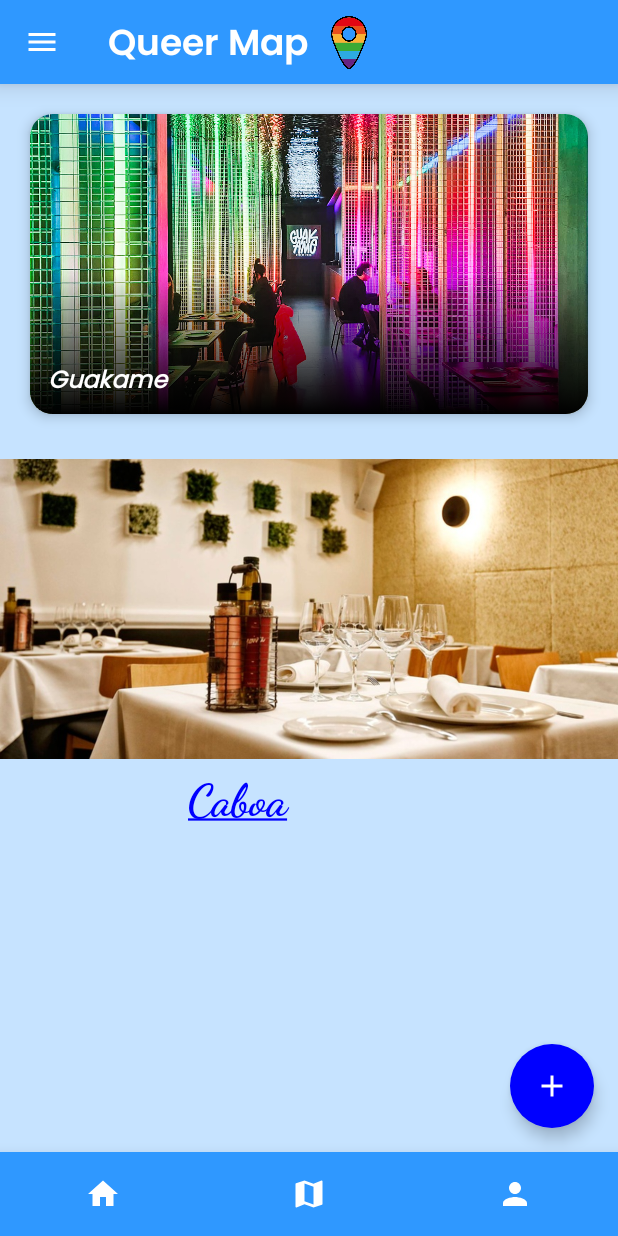
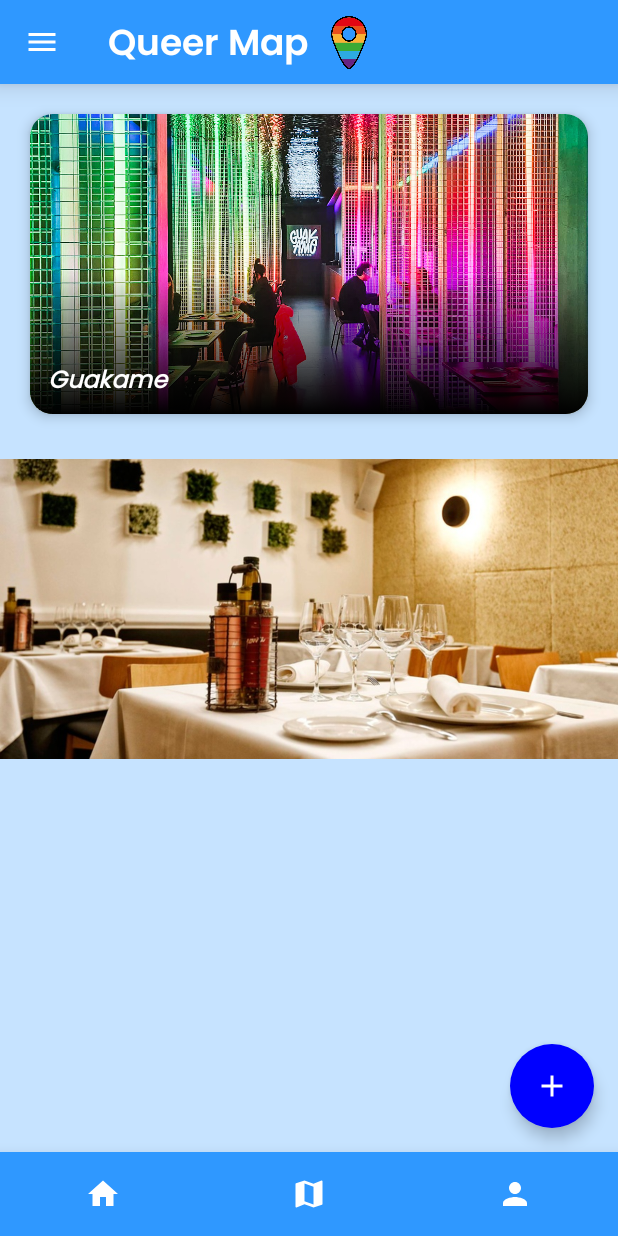
Before and after one commit to Lykamad/Queer-Map, an Android app built with Jetpack Compose: the inicio screen opened through its navigation route, on a phone screen of 412 x 824 dp. Run offline under Robolectric (Android 15) with nearby library versions, the phone set to English and light mode, and no system bars; our stand-ins replace livedata-compose; pictures from the network do not load.

Commit message:
Cambios navigate

```diff
--- a/esqueleto_b/app/src/main/java/com/example/ejemplo_21_11/components/NavDrawerItem.kt
+++ b/esqueleto_b/app/src/main/java/com/example/ejemplo_21_11/components/NavDrawerItem.kt
@@ -11,8 +11,14 @@ sealed class NavDrawerItem(
     var icono: ImageVector,
     var texto: String
 ){
+<<<<<<< Updated upstream
     object Inicio: NavDrawerItem( "listarUsuarios", Icons.Default.Home, "Inicio")
     object Favoritos: NavDrawerItem( "miMapa", Icons.Default.LocationOn, "Mapas")
     object CrearPerfil: NavDrawerItem( "crearPerfil", Icons.Default.Edit, "Crear perfil")
     object Perfil: NavDrawerItem( "verPerfil", Icons.Default.Person, "Ver perfiles")
+=======
+    object Inicio: NavDrawerItem( "inicio", Icons.Default.Home, "Inicio")
+    object Favoritos: NavDrawerItem( "miMapa", Icons.Default.Star, "Mapas")
+    object Perfil: NavDrawerItem( "miPerfil", Icons.Default.Person, "Mi Perfil")
+>>>>>>> Stashed changes
 }
--- a/esqueleto_b/app/src/main/java/com/example/ejemplo_21_11/screens/Home.kt
+++ b/esqueleto_b/app/src/main/java/com/example/ejemplo_21_11/screens/Home.kt
@@ -124,23 +124,12 @@ fun CreateLugarView(fichaLugar: Lugar){
             contentScale = ContentScale.Crop
 
             )
-        Box(modifier = Modifier
-            .fillMaxWidth()
-        ){
-            Text(text = fichaLugar.lugarName,
-            modifier = Modifier
-                .padding(125.dp,10.dp),
-                color = Color.Blue,
-                fontWeight = FontWeight.ExtraBold,
-                fontFamily = FontFamily.Cursive,
-                fontSize = 30.sp,
-                textDecoration = TextDecoration.Underline
-                )
+
 
         }
 
     }
-}
+
 
 @Composable
 fun Home(navController: NavController) {
--- a/esqueleto_b/app/src/main/java/com/example/ejemplo_21_11/screens/ProfileEdit.kt
+++ b/esqueleto_b/app/src/main/java/com/example/ejemplo_21_11/screens/ProfileEdit.kt
@@ -60,7 +60,7 @@ fun ProfileEdit(navController: NavController, mUserViewModel: UserViewModel, lis
         OutlinedTextField( //para que el usuario pueda escribir
             value = userName,
             onValueChange = { mUserViewModel.onUserNameChange(it)}, //cuando el ususrio teclee, es un evento {}
-            label = { Text(text = "Introduce tu nombre") },
+            label = { Text(text = "Introduce el nombre del lugar") },
             modifier = Modifier.padding(4.dp),
             textStyle = TextStyle(
                 fontWeight = FontWeight.Bold,
```
